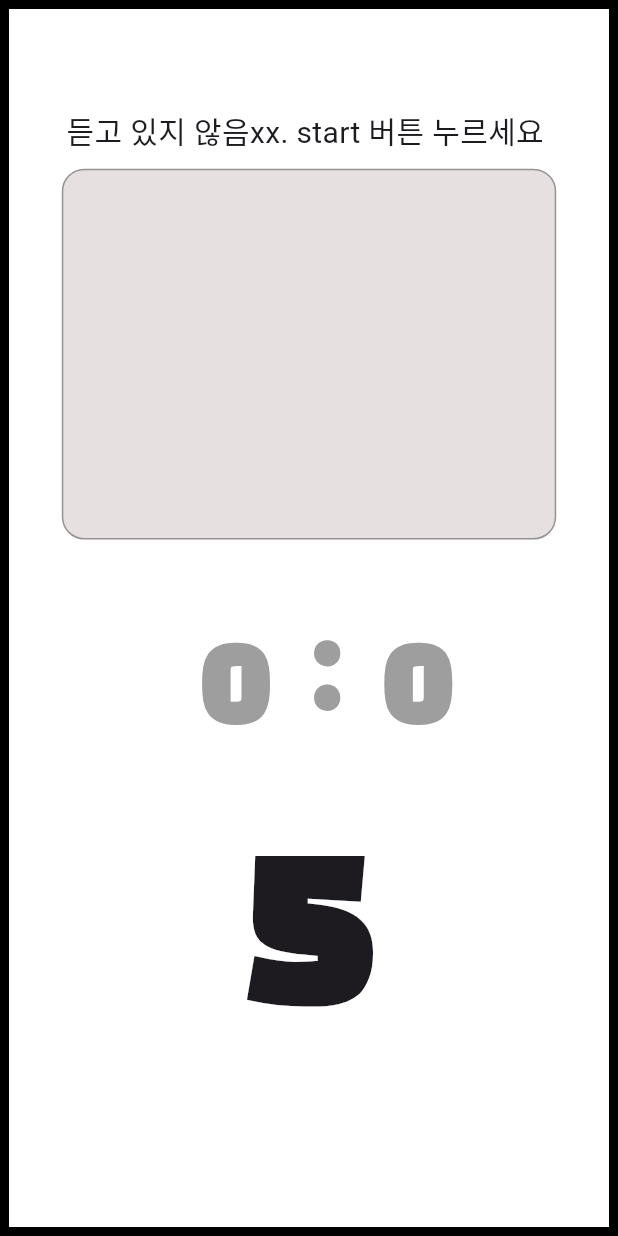
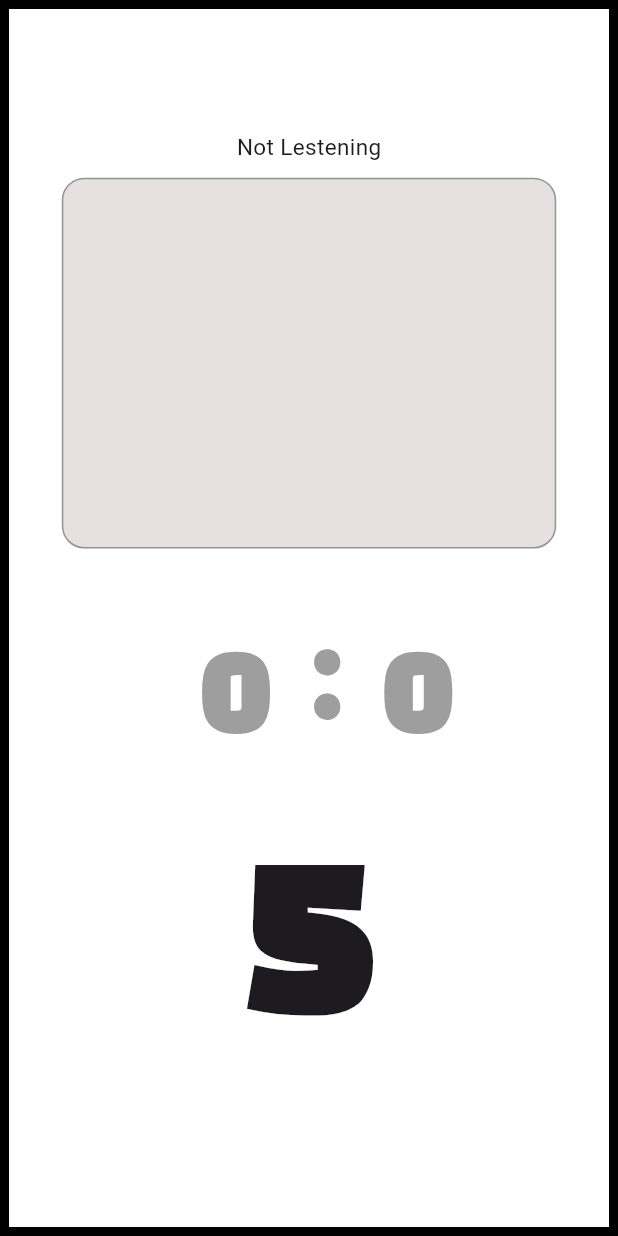
Before and after one commit to hayeounglee/team-10-with-voice, a Flutter app: the GamePage screen opened directly, on a phone screen of 412 x 824 dp. Run offline on Flutter 3.47's test engine with Material 3 defaults, Android fonts, the phone set to English and light mode, and no system bars; our stand-ins replace speech_to_text.

Commit message:
일부 수정

```diff
--- a/lib/solution_challenge/game_page.dart
+++ b/lib/solution_challenge/game_page.dart
@@ -58,12 +58,12 @@ class _GamePageState extends State<GamePage> {
       if (_wordsSpoken == "") {
         // 시간안에 단어를 말하지 못할 떄 -> 게임 종료
         _gameEnabled = false;
-        _navigateToTryAgainPage();
+        // _navigateToTryAgainPage(); // Try Again 화면으로 넘어가고 싶지 않을 시 -> 이 부분 주석처리하기
       } else if (_speechResultsList.contains(_wordsSpoken)) {
         // 리스트 안에 있는 단어를 말할 떄 -> 게임 종료
         // _wordsSpoken = "Wrong! '$_wordsSpoken' is already in the list.";
         _gameEnabled = false;
-        _navigateToTryAgainPage();
+        //_navigateToTryAgainPage(); // Try Again 화면으로 넘어가고 싶지 않을 시 -> 이 부분 주석처리하기
       } else {
         _changeText();
         _autoPressButton(); // 자동 누르기 호출, 다른 플레이어로 넘어감
@@ -180,11 +180,11 @@ class _GamePageState extends State<GamePage> {
                   children: [
                     Text(
                       _speechToText.isListening
-                          ? "듣는 중"
+                          ? "Lesining"
                           : _speechEnabled
-                              ? "듣고 있지 않음xx. start 버튼 누르세요 "
+                              ? "Not Lestening"
                               : "Speech not available",
-                      style: const TextStyle(fontSize: 20.0),
+                      style: const TextStyle(fontSize: 15),
                     ),
                     Padding(
                       padding: const EdgeInsets.only(top: 10),
@@ -276,20 +276,21 @@ class _GamePageState extends State<GamePage> {
                       height: constraints.maxHeight * 0.001,
                     ),
                     Text(
-                      timeLeft == 0 ? 'DONE' : timeLeft.toString(),
+                      // timeLeft == 0 ? 'DONE' : timeLeft.toString(),
+                      timeLeft == 0 ? '' : timeLeft.toString(),
                       style: const TextStyle(
                           fontSize: 150,
                           fontWeight: FontWeight.w800,
                           fontFamily: 'BlackHanSans'),
                     ),
-                    Text(
-                      _gameEnabled ? _wordsSpoken : '게임종료',
-                      style: const TextStyle(
-                        fontSize: 15,
-                        fontWeight: FontWeight.w300,
-                      ),
-                    ),
-                    Container(),
+                    // Text(
+                    //   _gameEnabled ? _wordsSpoken : '게임종료',
+                    //   style: const TextStyle(
+                    //     fontSize: 15,
+                    //     fontWeight: FontWeight.w300,
+                    //   ),
+                    // ),
+                    //Container(),
                     //Row(
                     //mainAxisAlignment: MainAxisAlignment.center,
                     //children: [
--- a/lib/solution_challenge/sc_homescreen.dart
+++ b/lib/solution_challenge/sc_homescreen.dart
@@ -211,7 +211,7 @@ class HomeScreen_play extends StatelessWidget {
                                   Navigator.push(
                                     context,
                                     MaterialPageRoute(
-                                        builder: (context) => const gamePage()),
+                                        builder: (context) => const GamePage()),
                                   );
                                 },
                                 child: Container(
```
